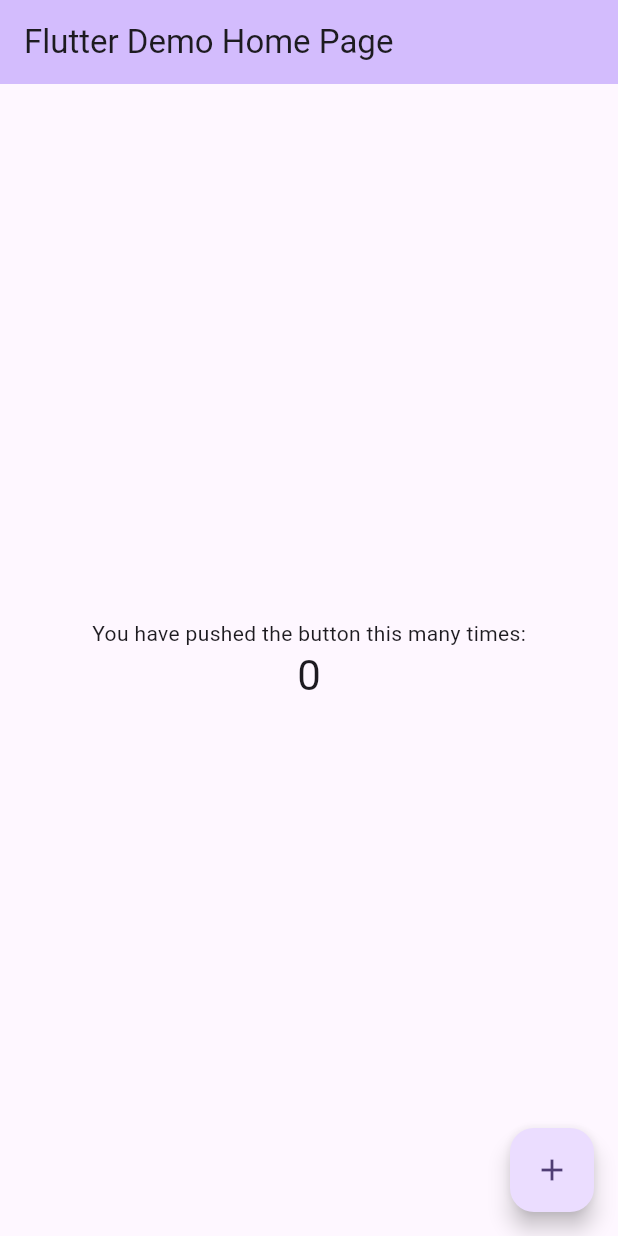
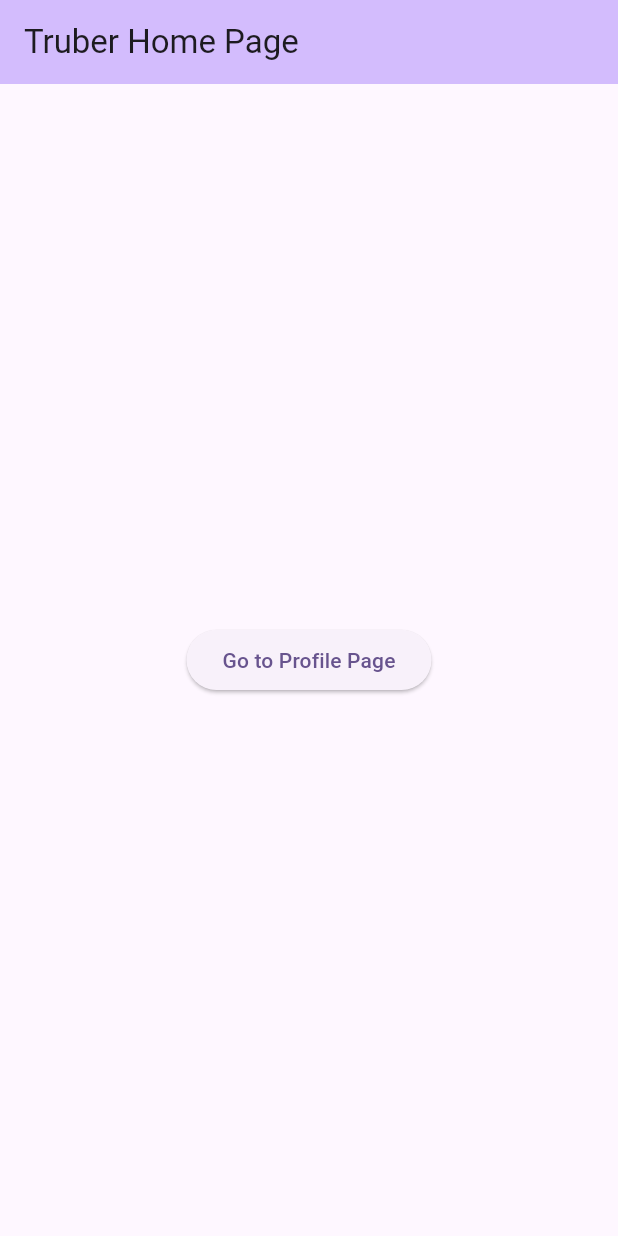
Before and after one commit to FearQuare/Truber, a Flutter app: the screen it shows after launch, on a phone screen of 412 x 824 dp. Run offline on Flutter 3.47's test engine with Material 3 defaults, Android fonts, the light colour scheme and no system bars.

Commit message:
navigate main.dart <-> profile_page.dart

```diff
--- a/lib/main.dart
+++ b/lib/main.dart
@@ -1,4 +1,5 @@
 import 'package:flutter/material.dart';
+import 'package:truber/screens/profile_page.dart';
 
 void main() {
   runApp(const MyApp());
@@ -14,7 +15,7 @@ class MyApp extends StatelessWidget {
         colorScheme: ColorScheme.fromSeed(seedColor: Colors.deepPurple),
         useMaterial3: true,
       ),
-      home: const MyHomePage(title: 'Flutter Demo Home Page'),
+      home: const MyHomePage(title: 'Truber Home Page'),
     );
   }
 }
@@ -29,12 +30,12 @@ class MyHomePage extends StatefulWidget {
 }
 
 class _MyHomePageState extends State<MyHomePage> {
-  int _counter = 0;
-
-  void _incrementCounter() {
-    setState(() {
-      _counter++;
-    });
+  // Function to navigate to the ProfilePage
+  void _navigateToProfilePage() {
+    Navigator.push(
+      context,
+      MaterialPageRoute(builder: (context) => ProfilePage()), //Navigate to ProfilePage
+    );
   }
 
   @override
@@ -48,20 +49,9 @@ class _MyHomePageState extends State<MyHomePage> {
         child: Column(
           mainAxisAlignment: MainAxisAlignment.center,
           children: <Widget>[
-            const Text(
-              'You have pushed the button this many times:',
-            ),
-            Text(
-              '$_counter',
-              style: Theme.of(context).textTheme.headlineMedium,
-            ),
+            ElevatedButton(onPressed: _navigateToProfilePage, child: Text("Go to Profile Page")),
           ],
         ),
-      ),
-      floatingActionButton: FloatingActionButton(
-        onPressed: _incrementCounter,
-        tooltip: 'Increment',
-        child: const Icon(Icons.add),
       ),
     );
   }
--- a/lib/screens/profile_page.dart
+++ b/lib/screens/profile_page.dart
@@ -0,0 +1,26 @@
+import 'package:flutter/material.dart';
+
+class ProfilePage extends StatelessWidget {
+  @override
+  Widget build(BuildContext context) {
+    return MaterialApp(
+      home: Scaffold(
+        appBar: AppBar(
+          title: Text('Profile Page'),
+        ),
+        body: Center(
+          child: Column(
+            mainAxisAlignment: MainAxisAlignment.center,
+            children: <Widget>[
+              ElevatedButton(
+                onPressed: () {
+                  Navigator.pop(context);
+                  },
+                child: Text("Go Back to Main Page"),)
+            ],
+          ),
+        ),
+      ),
+    );
+  }
+}
```
